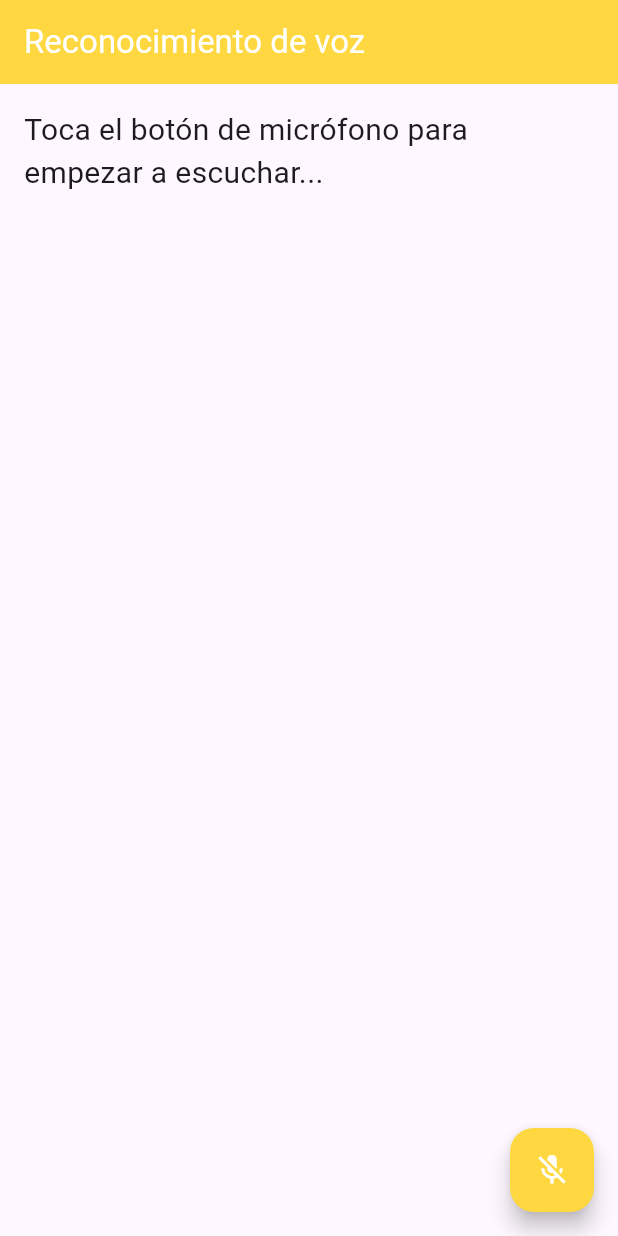
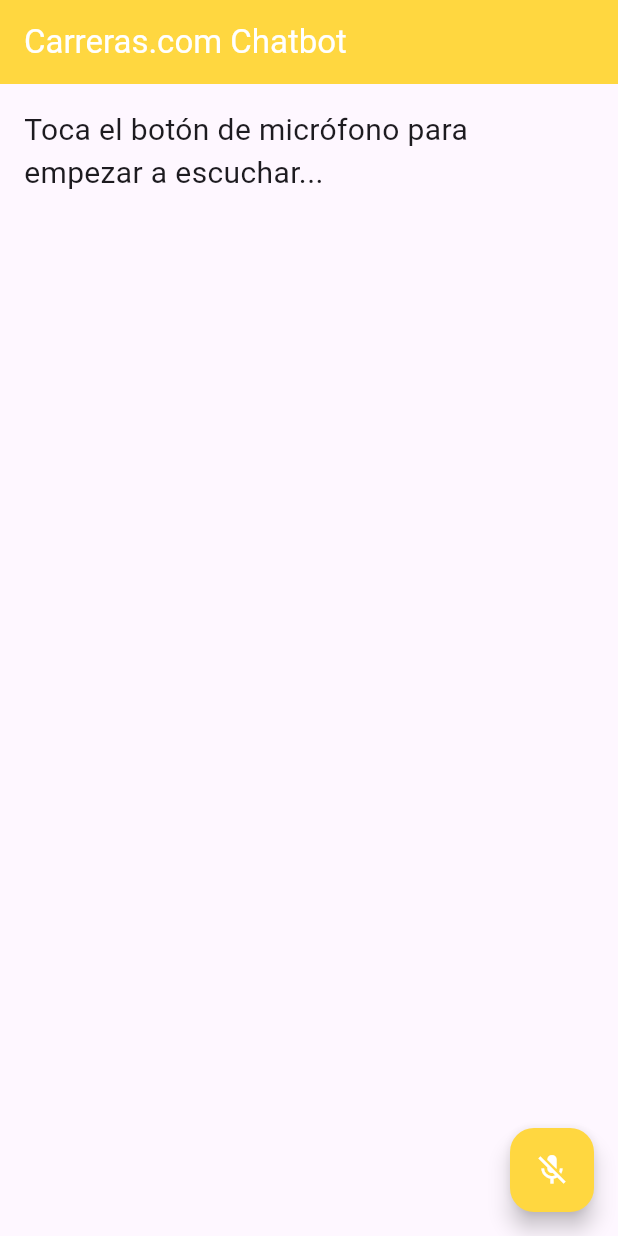
Before and after one commit to GaboAP/IHC-Proyecto-2, a Flutter app: the screen it shows after launch, after a tap on the "mic off" icon, on a phone screen of 412 x 824 dp. Run offline on Flutter 3.47's test engine with Material 3 defaults, Android fonts, the phone set to English and light mode, and no system bars; our stand-ins replace googleapis_auth, speech_to_text; missing offline and left inert: googleapis; project files that could hold a hidden picture were left out.

Commit message:
Conexion con dialogflow

```diff
--- a/lib/main.dart
+++ b/lib/main.dart
@@ -12,6 +12,7 @@ class MyApp extends StatelessWidget {
   @override
   Widget build(BuildContext context) {
     return MaterialApp(
+      debugShowCheckedModeBanner: false,
       title: 'Flutter Demo',
       theme: ThemeData(
         // This is the theme of your application.
--- a/lib/pages/home_page.dart
+++ b/lib/pages/home_page.dart
@@ -1,5 +1,9 @@
 import 'package:flutter/material.dart';
 import 'package:speech_to_text/speech_to_text.dart';
+import 'package:googleapis_auth/auth_io.dart';
+import 'package:googleapis/dialogflow/v3.dart';
+import 'dart:convert';
+import 'package:flutter/services.dart';
 
 class HomePage extends StatefulWidget {
   const HomePage({super.key});
@@ -19,6 +23,30 @@ class _HomePageState extends State<HomePage> {
   void initState() {
     super.initState();
     initSpeech();
+  }
+
+  void getAuthClient() async {
+    //get json file from assets folder
+    String jsonString =
+        await rootBundle.loadString('grand-cosmos-413120-de3d5444e3c5.json');
+    Map<String, dynamic> jsonMap = json.decode(jsonString);
+    final credentials = ServiceAccountCredentials.fromJson(jsonMap);
+
+    final client = await clientViaServiceAccount(
+        credentials, ['https://www.googleapis.com/auth/cloud-platform']);
+    DialogflowApi dialogflow = DialogflowApi(client,
+        rootUrl: 'https://us-central1-dialogflow.googleapis.com/');
+    GoogleCloudDialogflowCxV3DetectIntentResponse response =
+        await dialogflow.projects.locations.agents.sessions.detectIntent(
+            GoogleCloudDialogflowCxV3DetectIntentRequest.fromJson({
+              "queryInput": {
+                "text": {"text": "Ver Planes"},
+                "languageCode": "en"
+              },
+              "queryParams": {"timeZone": "America/Los_Angeles"}
+            }),
+            'projects/grand-cosmos-413120/locations/us-central1/agents/6d6c016a-73a1-4f18-9f4f-d9cdfcb47466/sessions/1234567890');
+    print(response.queryResult!.responseMessages?[0].text?.text?[0]);
   }
 
   void initSpeech() async {
@@ -51,7 +79,7 @@ class _HomePageState extends State<HomePage> {
       appBar: AppBar(
         backgroundColor: Colors.amberAccent,
         title: const Text(
-          'Reconocimiento de voz',
+          'Carreras.com Chatbot',
           style: TextStyle(
             color: Colors.white,
           ),
@@ -100,7 +128,7 @@ class _HomePageState extends State<HomePage> {
         ),
       ),
       floatingActionButton: FloatingActionButton(
-        onPressed: _speechToText.isListening ? _stopListening : _startListening,
+        onPressed: getAuthClient,
         tooltip: 'Listen',
         backgroundColor: Colors.amberAccent,
         child: Icon(
--- a/pubspec.yaml
+++ b/pubspec.yaml
@@ -37,6 +37,8 @@ dependencies:
   # The following adds the Cupertino Icons font to your application.
   # Use with the CupertinoIcons class for iOS style icons.
   cupertino_icons: ^1.0.2
+  googleapis: ^12.0.0
+  googleapis_auth: ^1.4.1
 
 dev_dependencies:
   flutter_test:
@@ -59,6 +61,8 @@ flutter:
   # included with your application, so that you can use the icons in
   # the material Icons class.
   uses-material-design: true
+  assets:
+    - assets/
 
   # To add assets to your application, add an assets section, like this:
   # assets:
```
Also changed, not shown: assets/grand-cosmos-413120-de3d5444e3c5.json (added, +13 -0 lines), pubspec.lock.
